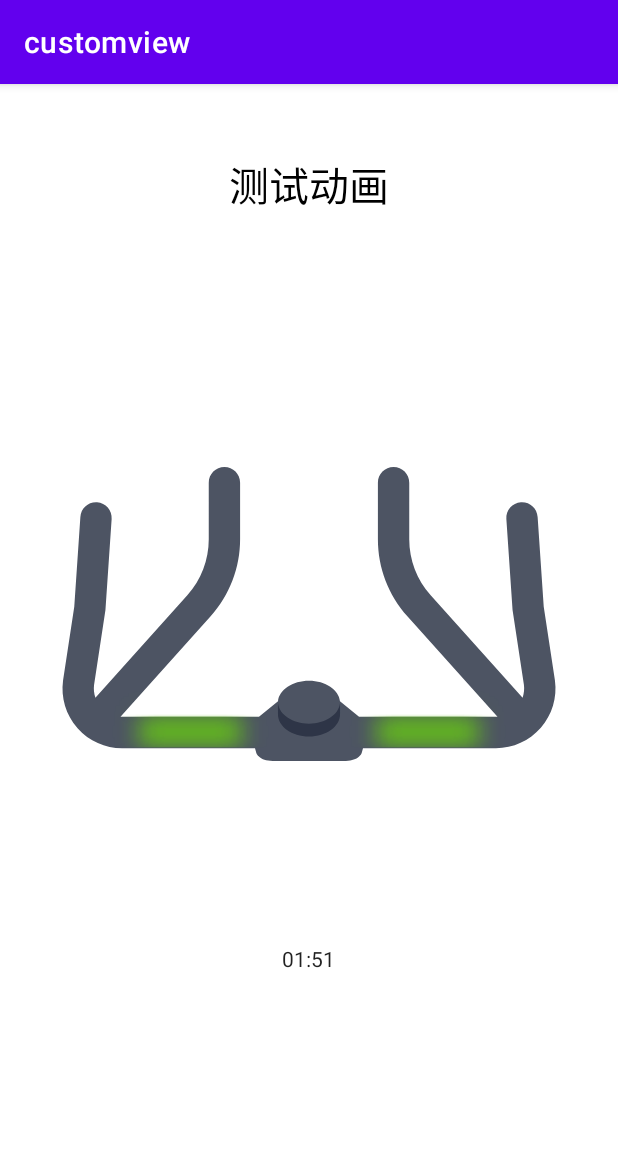
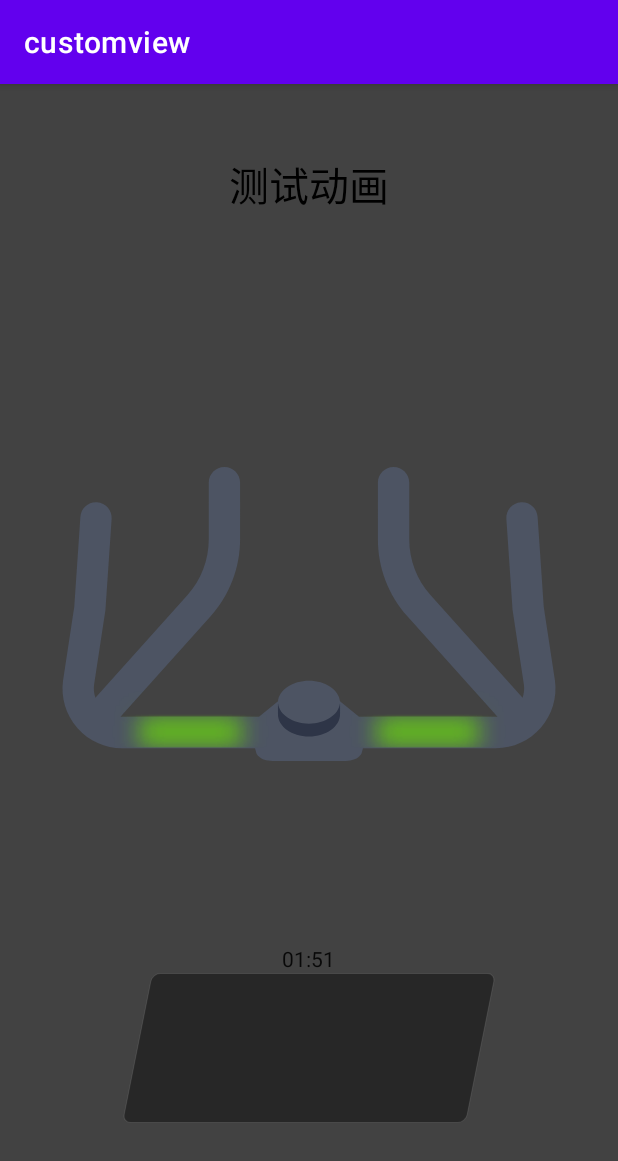
Before and after one commit to yangfeng1994/customview, an Android app: the screen it shows after launch (MainActivity), on a phone screen of 412 x 824 dp. Shown: the top 1161 px of the screen. Run offline under Robolectric (Android 15) with nearby library versions, the phone set to English and light mode, and no system bars.

Commit message:
[feat]添加StageProgressView 区间切换监听

```diff
--- a/app/src/main/java/com/android/custom/widget/MainActivity.kt
+++ b/app/src/main/java/com/android/custom/widget/MainActivity.kt
@@ -1,18 +1,22 @@
 package com.android.custom.widget
 
+import android.opengl.Matrix
 import android.os.Build
 import android.os.Bundle
 import android.os.SystemClock
 import android.util.Log
 import android.widget.Chronometer
+import android.widget.ImageView
 import android.widget.TextView
 import androidx.appcompat.app.AppCompatActivity
 import com.airbnb.lottie.LottieAnimationView
+import com.android.yf.widget.CyclingScoreView
 
 class MainActivity : AppCompatActivity() {
     val mTVTestAnimal by lazy { findViewById<TextView>(R.id.mTVTestAnimal) }
     val mTestAnimal by lazy { findViewById<LottieAnimationView>(R.id.mTestAnimal) }
     val mChorno by lazy { findViewById<Chronometer>(R.id.mChorno) }
+    val mScore by lazy { findViewById<CyclingScoreView>(R.id.mScore) }
 
     override fun onCreate(savedInstanceState: Bundle?) {
         super.onCreate(savedInstanceState)
@@ -25,9 +29,9 @@ class MainActivity : AppCompatActivity() {
         if (Build.VERSION.SDK_INT >= Build.VERSION_CODES.N) {
             mChorno.isCountDown = true
         }
-        mChorno.base= SystemClock.elapsedRealtime().plus(120000)
+        mChorno.base = SystemClock.elapsedRealtime().plus(120000)
         mChorno.setOnChronometerTickListener {
-            Log.e("yyyyy","it    ${it.base.minus(SystemClock.elapsedRealtime()).div(1000)}")
+            Log.e("yyyyy", "it    ${it.base.minus(SystemClock.elapsedRealtime()).div(1000)}")
         }
         mChorno.start()
     }
--- a/app/src/main/res/layout/activity_main.xml
+++ b/app/src/main/res/layout/activity_main.xml
@@ -5,6 +5,7 @@
     android:layout_width="match_parent"
     android:layout_height="match_parent"
     android:gravity="center_horizontal"
+    android:background="@color/cardview_dark_background"
     android:orientation="vertical"
     tools:context=".MainActivity">
 
@@ -21,13 +22,19 @@
 
     <com.airbnb.lottie.LottieAnimationView
         android:id="@+id/mTestAnimal"
-        app:lottie_autoPlay="false"
         android:layout_width="wrap_content"
-        android:layout_height="wrap_content" />
+        android:layout_height="wrap_content"
+        app:lottie_autoPlay="false" />
 
     <Chronometer
         android:id="@+id/mChorno"
         android:layout_width="wrap_content"
-        android:layout_height="wrap_content"/>
+        android:layout_height="wrap_content" />
 
+
+    <com.android.yf.widget.CyclingScoreView
+        android:id="@+id/mScore"
+        android:layout_width="250dp"
+        android:layout_height="100dp"
+        android:scaleType="matrix" />
 </LinearLayout>
--- /dev/null
+++ b/custom/src/main/java/com/android/yf/widget/CyclingScoreView.kt
@@ -0,0 +1,56 @@
+package com.android.yf.widget
+
+import android.content.Context
+import android.graphics.*
+import android.util.AttributeSet
+import android.util.Log
+import android.view.View
+import androidx.core.content.ContextCompat
+import kotlin.math.abs
+import kotlin.math.roundToInt
+import kotlin.math.tan
+
+
+class CyclingScoreView @JvmOverloads constructor(
+    context: Context, attrs: AttributeSet? = null
+) : View(context, attrs) {
+    val mPaint = Paint().apply {
+        isAntiAlias = true
+    }
+
+    /**
+     * 资源文件转换成bitmap
+     * 不是实时postInvalidate 所以此方法中有创建对象的操作
+     */
+    private fun getBitmap(drawableId: Int): Bitmap {
+        val drawable = ContextCompat.getDrawable(
+            context,
+            drawableId
+        )
+        val rBitmap = Bitmap.createBitmap(
+            width,
+            height,
+            Bitmap.Config.ARGB_8888
+        )
+        val canvas = Canvas(rBitmap)
+        canvas.skew(-0.2F, 0F)
+        val radians = Math.toRadians(11.5)
+        val tan9 = tan(radians)
+        val x = height * tan9
+        canvas.drawFilter =
+            PaintFlagsDrawFilter(0, Paint.ANTI_ALIAS_FLAG or Paint.FILTER_BITMAP_FLAG)
+        drawable?.setBounds(abs(x).roundToInt(), 0, canvas.width, canvas.height)
+        drawable?.draw(canvas)
+        return rBitmap
+    }
+
+    override fun onDraw(canvas: Canvas?) {
+        super.onDraw(canvas)
+        Log.e("yyyyyy","canvas  canvas")
+        val bitmap = getBitmap(R.drawable.shape_cycling_score_view)
+        canvas?.drawBitmap(bitmap, 0F, 0F, mPaint)
+        bitmap.recycle()
+    }
+
+
+}
--- a/custom/src/main/java/com/android/yf/widget/StageProgressView.kt
+++ b/custom/src/main/java/com/android/yf/widget/StageProgressView.kt
@@ -44,7 +44,6 @@ class StageProgressView @JvmOverloads constructor(
      * 默认的播放进度底色
      */
     private var defaultProgressColor = Color.parseColor("#33FFFFFF")
-    private var shadowLayout = Color.parseColor("#99000000")
 
     /**
      * progress 距离上面icon的距离
@@ -91,6 +90,10 @@ class StageProgressView @JvmOverloads constructor(
     open var cyclingStatus: Int = 0
         set(value) {
             field = value
+            if (value == 1) {
+                val first = data.firstOrNull()
+                currentStageListener.invoke(first, 0)
+            }
             postInvalidate()
         }
 
@@ -126,6 +129,11 @@ class StageProgressView @JvmOverloads constructor(
     private fun isOver(): Boolean {
         return cyclingStatus == 2
     }
+
+    /**
+     * 当前选中的阶段的监听
+     */
+    var currentStageListener: (ProgressStageData?, Int) -> Unit = { progressStageData, i -> }
 
     init {
         paint.strokeWidth = 5f
@@ -182,7 +190,6 @@ class StageProgressView @JvmOverloads constructor(
         type?.recycle()
         mTextPaint.textSize = stageTextSize
         mTextPaint.color = inProgressColor
-//        mTextPaint.setShadowLayer(2F, 0F, 0F, shadowLayout)
     }
 
     fun setData(data: Collection<ProgressStageData>, duration: Long) {
@@ -424,7 +431,10 @@ class StageProgressView @JvmOverloads constructor(
     fun setCurrentStage() {
         data.forEachIndexed { index, periodStageData ->
             if (currentPosition in periodStageData.start_time until periodStageData.end_time) {
-                currentStage = index
+                if (currentStage != index) {
+                    currentStage = index
+                    currentStageListener.invoke(periodStageData, index)
+                }
                 return
             }
         }
--- /dev/null
+++ b/custom/src/main/res/drawable/shape_cycling_score_view.xml
@@ -0,0 +1,8 @@
+<?xml version="1.0" encoding="utf-8"?>
+<shape xmlns:android="http://schemas.android.com/apk/res/android">
+    <corners android:radius="8px" />
+    <solid android:color="#66000000" />
+    <stroke
+        android:width="1px"
+        android:color="#1AFFFFFF" />
+</shape>
```
Also changed, not shown: custom/src/main/assets/Montserrat-Regular.ttf (deleted).
